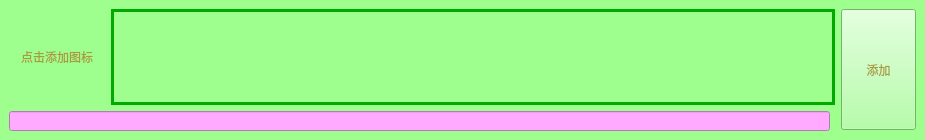
This is formlistitemcreate.ui in MyQt/UITest as Qt 5 draws it before an edit. The edited form follows.
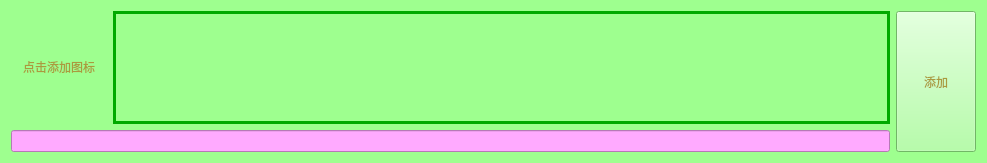
This is the edited form.

```diff
--- a/formlistitemcreate.ui
+++ b/formlistitemcreate.ui
@@ -6,8 +6,8 @@
    <rect>
     <x>0</x>
     <y>0</y>
-    <width>925</width>
-    <height>140</height>
+    <width>987</width>
+    <height>163</height>
    </rect>
   </property>
   <property name="windowTitle">
@@ -17,21 +17,23 @@
    <string notr="true">background-color: rgb(158, 255, 143);
 color: rgb(170, 154, 62);</string>
   </property>
+  <layout class="QFormLayout" name="formLayout">
+   <item row="0" column="0" colspan="2">
+    <layout class="QGridLayout" name="gridLayout" columnstretch="1,10,1">
+     <item row="0" column="0">
   <widget class="QPushButton" name="pushButton_icon">
-   <property name="geometry">
-    <rect>
-     <x>9</x>
-     <y>9</y>
-     <width>96</width>
-     <height>96</height>
-    </rect>
-   </property>
    <property name="sizePolicy">
-    <sizepolicy hsizetype="Preferred" vsizetype="Preferred">
+        <sizepolicy hsizetype="Fixed" vsizetype="Fixed">
      <horstretch>0</horstretch>
      <verstretch>0</verstretch>
     </sizepolicy>
    </property>
+       <property name="minimumSize">
+        <size>
+         <width>96</width>
+         <height>96</height>
+        </size>
+       </property>
    <property name="text">
     <string>点击添加图标</string>
    </property>
@@ -45,31 +47,14 @@
     <bool>true</bool>
    </property>
   </widget>
-  <widget class="QLineEdit" name="lineEdit_name">
-   <property name="geometry">
-    <rect>
-     <x>9</x>
-     <y>111</y>
-     <width>821</width>
-     <height>20</height>
-    </rect>
-   </property>
-   <property name="autoFillBackground">
-    <bool>false</bool>
-   </property>
-   <property name="styleSheet">
-    <string notr="true">color: rgb(0, 170, 0);
-background-color: rgb(255, 170, 255);</string>
-   </property>
-  </widget>
+     </item>
+     <item row="0" column="1">
   <widget class="QTextEdit" name="textEdit_note">
-   <property name="geometry">
-    <rect>
-     <x>111</x>
-     <y>9</y>
-     <width>724</width>
-     <height>96</height>
-    </rect>
+       <property name="sizePolicy">
+        <sizepolicy hsizetype="Preferred" vsizetype="Preferred">
+         <horstretch>0</horstretch>
+         <verstretch>0</verstretch>
+        </sizepolicy>
    </property>
    <property name="styleSheet">
     <string notr="true">color: rgb(0, 170, 0);</string>
@@ -84,15 +69,9 @@
     <number>3</number>
    </property>
   </widget>
+     </item>
+     <item row="0" column="2" rowspan="2">
   <widget class="QPushButton" name="pushButton_add">
-   <property name="geometry">
-    <rect>
-     <x>841</x>
-     <y>9</y>
-     <width>75</width>
-     <height>121</height>
-    </rect>
-   </property>
    <property name="sizePolicy">
     <sizepolicy hsizetype="Preferred" vsizetype="Preferred">
      <horstretch>0</horstretch>
@@ -124,6 +103,27 @@
     <bool>false</bool>
    </property>
   </widget>
+     </item>
+     <item row="1" column="0" colspan="2">
+      <widget class="QLineEdit" name="lineEdit_name">
+       <property name="sizePolicy">
+        <sizepolicy hsizetype="Preferred" vsizetype="Preferred">
+         <horstretch>0</horstretch>
+         <verstretch>0</verstretch>
+        </sizepolicy>
+       </property>
+       <property name="autoFillBackground">
+        <bool>false</bool>
+       </property>
+       <property name="styleSheet">
+        <string notr="true">color: rgb(0, 170, 0);
+background-color: rgb(255, 170, 255);</string>
+       </property>
+      </widget>
+     </item>
+    </layout>
+   </item>
+  </layout>
  </widget>
  <resources/>
  <connections/>
```
Lines whose indentation alone changed are shown as unchanged.
